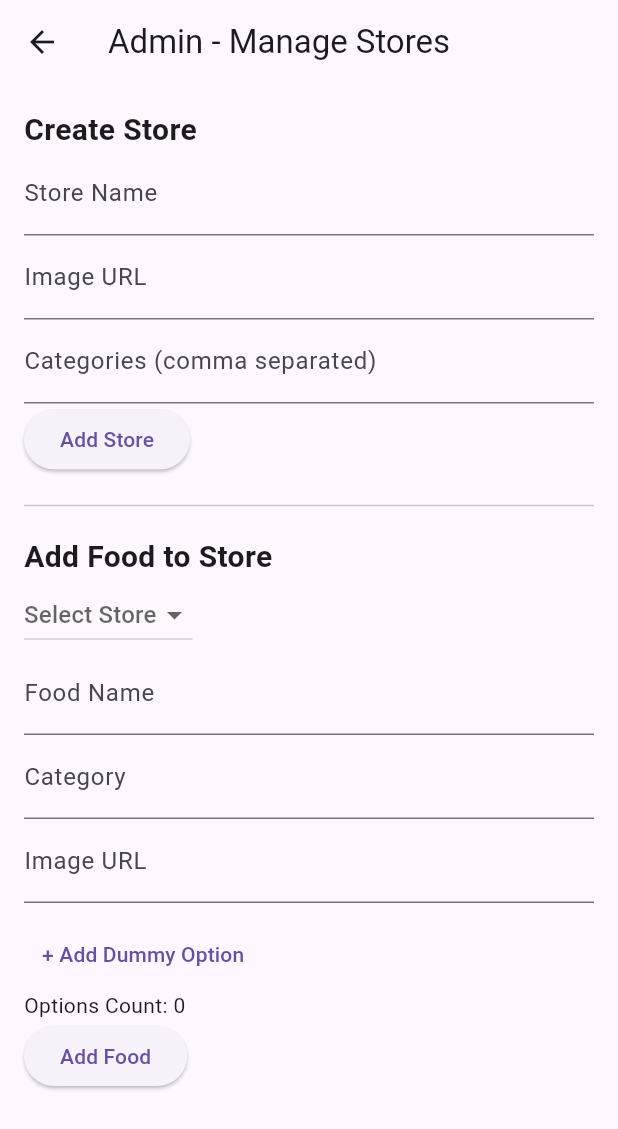
After one commit to arentalb/talabat-clone, a Flutter app: the AdminStorePage screen opened directly, after a tap on "Add Store", on a phone screen of 412 x 824 dp. The commit adds this screen. Shown: the top 1129 px of the screen. Run offline on Flutter 3.47's test engine with Material 3 defaults, Android fonts, the light colour scheme and no system bars; our stand-ins replace carousel_slider, cloud_firestore, firebase_auth, firebase_core; accounts and stored records are empty.

Commit message:
add admin page

```diff
--- a/lib/main.dart
+++ b/lib/main.dart
@@ -6,6 +6,7 @@ import 'firebase_options.dart';
 import 'package:firebase_auth/firebase_auth.dart';
 
 void main() async {
+    WidgetsFlutterBinding.ensureInitialized();
   await Firebase.initializeApp(
     options: DefaultFirebaseOptions.currentPlatform,
   );
--- a/lib/navigator.dart
+++ b/lib/navigator.dart
@@ -1,4 +1,5 @@
 import 'package:flutter/material.dart';
+import 'package:talabat/pages/admin_store.page.dart';
 import 'package:talabat/pages/cart.page.dart';
 import 'package:talabat/pages/home.page.dart';
 import 'package:talabat/pages/orders.page.dart';
@@ -19,7 +20,8 @@ class _AppNavigatorState extends State<AppNavigator> {
     const SearchPage(),
     const CartPage(),
     const OrdersPage(),
-    const ProfilePage()
+    const ProfilePage(),
+    const AdminStorePage()
   ];
 
   void _onItemTapped(int index) {
@@ -67,6 +69,10 @@ class _AppNavigatorState extends State<AppNavigator> {
             icon: Icon(Icons.person),
             label: 'Profile',
           ),
+          BottomNavigationBarItem(
+            icon: Icon(Icons.security),
+            label: 'Admin',
+          ),
         ],
       ),
     );
--- /dev/null
+++ b/lib/pages/admin_store.page.dart
@@ -0,0 +1,129 @@
+import 'package:flutter/material.dart';
+import 'package:talabat/models/store.model.dart';
+import 'package:talabat/models/food.model.dart';
+import 'package:talabat/models/option.model.dart';
+import 'package:talabat/services/store.service.dart';
+
+class AdminStorePage extends StatefulWidget {
+  const AdminStorePage({super.key});
+
+  @override
+  State<AdminStorePage> createState() => _AdminStorePageState();
+}
+
+class _AdminStorePageState extends State<AdminStorePage> {
+  final storeService = StoreService();
+
+  final _storeNameController = TextEditingController();
+  final _imageUrlController = TextEditingController();
+  final _categoriesController = TextEditingController();
+
+  final _foodNameController = TextEditingController();
+  final _foodCategoryController = TextEditingController();
+  final _foodImageUrlController = TextEditingController();
+  final List<Option> _options = [];
+
+  String? selectedStoreId;
+
+  void _createStore() async {
+    final store = Store(
+      id: '', // will be generated by Firestore
+      storeName: _storeNameController.text,
+      storeImageUrl: _imageUrlController.text,
+      categories: _categoriesController.text.split(','),
+      isTrend: true,
+    );
+    await storeService.createStore(store);
+    _storeNameController.clear();
+    _imageUrlController.clear();
+    _categoriesController.clear();
+  }
+
+  void _addFood() async {
+    if (selectedStoreId == null) return;
+
+    final food = FoodItem(
+      id: '',
+      name: _foodNameController.text,
+      category: _foodCategoryController.text,
+      imageUrl: _foodImageUrlController.text,
+      options: _options.toList(),
+    );
+
+    await storeService.addFood(selectedStoreId!, food);
+
+    _foodNameController.clear();
+    _foodCategoryController.clear();
+    _foodImageUrlController.clear();
+    _options.clear();
+    setState(() {}); // refresh
+  }
+
+  void _addOption(String name, int price) {
+    final id = _options.length + 1;
+    _options.add(Option(id: id, name: name, price: price));
+  }
+
+  @override
+  Widget build(BuildContext context) {
+    return Scaffold(
+      appBar: AppBar(title: const Text('Admin - Manage Stores')),
+      body: SingleChildScrollView(
+        padding: const EdgeInsets.all(16),
+        child: Column(
+          crossAxisAlignment: CrossAxisAlignment.start,
+          children: [
+            const Text('Create Store',
+                style: TextStyle(fontSize: 20, fontWeight: FontWeight.bold)),
+            TextField(
+                controller: _storeNameController,
+                decoration: const InputDecoration(labelText: 'Store Name')),
+            TextField(
+                controller: _imageUrlController,
+                decoration: const InputDecoration(labelText: 'Image URL')),
+            TextField(
+                controller: _categoriesController,
+                decoration: const InputDecoration(
+                    labelText: 'Categories (comma separated)')),
+            ElevatedButton(
+                onPressed: _createStore, child: const Text('Add Store')),
+            const Divider(height: 40),
+            const Text('Add Food to Store',
+                style: TextStyle(fontSize: 20, fontWeight: FontWeight.bold)),
+            StreamBuilder<List<Store>>(
+              stream: storeService.getStores(),
+              builder: (context, snapshot) {
+                if (!snapshot.hasData) return const CircularProgressIndicator();
+                return DropdownButton<String>(
+                  hint: const Text('Select Store'),
+                  value: selectedStoreId,
+                  onChanged: (value) => setState(() => selectedStoreId = value),
+                  items: snapshot.data!.map((store) {
+                    return DropdownMenuItem(
+                        value: store.id, child: Text(store.storeName));
+                  }).toList(),
+                );
+              },
+            ),
+            TextField(
+                controller: _foodNameController,
+                decoration: const InputDecoration(labelText: 'Food Name')),
+            TextField(
+                controller: _foodCategoryController,
+                decoration: const InputDecoration(labelText: 'Category')),
+            TextField(
+                controller: _foodImageUrlController,
+                decoration: const InputDecoration(labelText: 'Image URL')),
+            const SizedBox(height: 10),
+            TextButton(
+              onPressed: () => _addOption('Default Option', 5000),
+              child: const Text('+ Add Dummy Option'),
+            ),
+            Text('Options Count: ${_options.length}'),
+            ElevatedButton(onPressed: _addFood, child: const Text('Add Food')),
+          ],
+        ),
+      ),
+    );
+  }
+}
--- a/lib/services/store.service.dart
+++ b/lib/services/store.service.dart
@@ -16,4 +16,17 @@ class StoreService {
         .map((doc) => FoodItem.fromMap(doc.data(), doc.id))
         .toList();
   }
+
+// bo admin
+  Future<void> createStore(Store store) async {
+    await _db.collection('stores').add(store.toMap());
+  }
+
+  Future<void> addFood(String storeId, FoodItem food) async {
+    await _db
+        .collection('stores')
+        .doc(storeId)
+        .collection('foods')
+        .add(food.toMap());
+  }
 }
```
